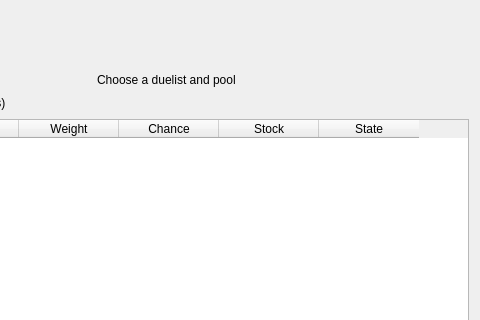
Above: tools/pc/fm_editor/ui/duelists_page.ui from yamyi/YGOFM-DecompRecomp before the change; both pictures show x 800 to 1280 and y 0 to 320 of the 1280 by 800 pixel window. Below: the same form after it.
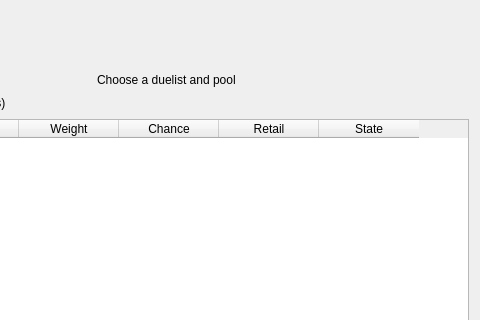
That is the form after the change.

```diff
--- a/tools/pc/fm_editor/ui/duelists_page.ui
+++ b/tools/pc/fm_editor/ui/duelists_page.ui
@@ -334,7 +334,7 @@
          </column>
          <column>
           <property name="text">
-           <string>Stock</string>
+           <string>Retail</string>
           </property>
          </column>
          <column>
```
